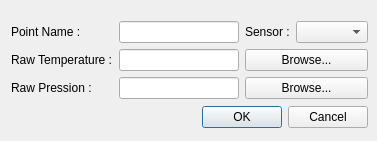
Qt form molonari_data/molonaviz/importpointdialog.ui (leamailhol/MOLO-projet-interface) before a commit.
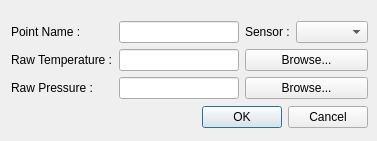
The same form after that commit.

```diff
--- a/molonari_data/molonaviz/importpointdialog.ui
+++ b/molonari_data/molonaviz/importpointdialog.ui
@@ -19,7 +19,7 @@
   <property name="windowTitle">
    <string>Dialog</string>
   </property>
-  <widget class="QWidget" name="">
+  <widget class="QWidget" name="layoutWidget">
    <property name="geometry">
     <rect>
      <x>11</x>
@@ -68,7 +68,7 @@
       <item row="2" column="0" colspan="2">
        <widget class="QLabel" name="label_4">
         <property name="text">
-         <string>Raw Pression :</string>
+         <string>Raw Pressure :</string>
         </property>
        </widget>
       </item>
```
